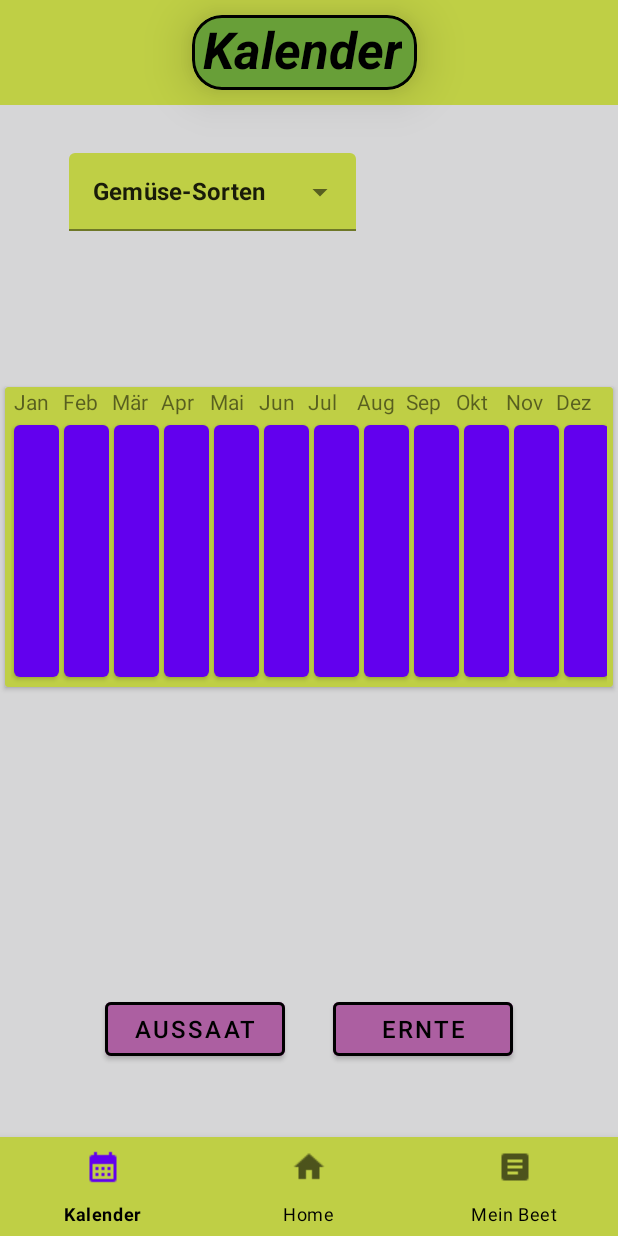
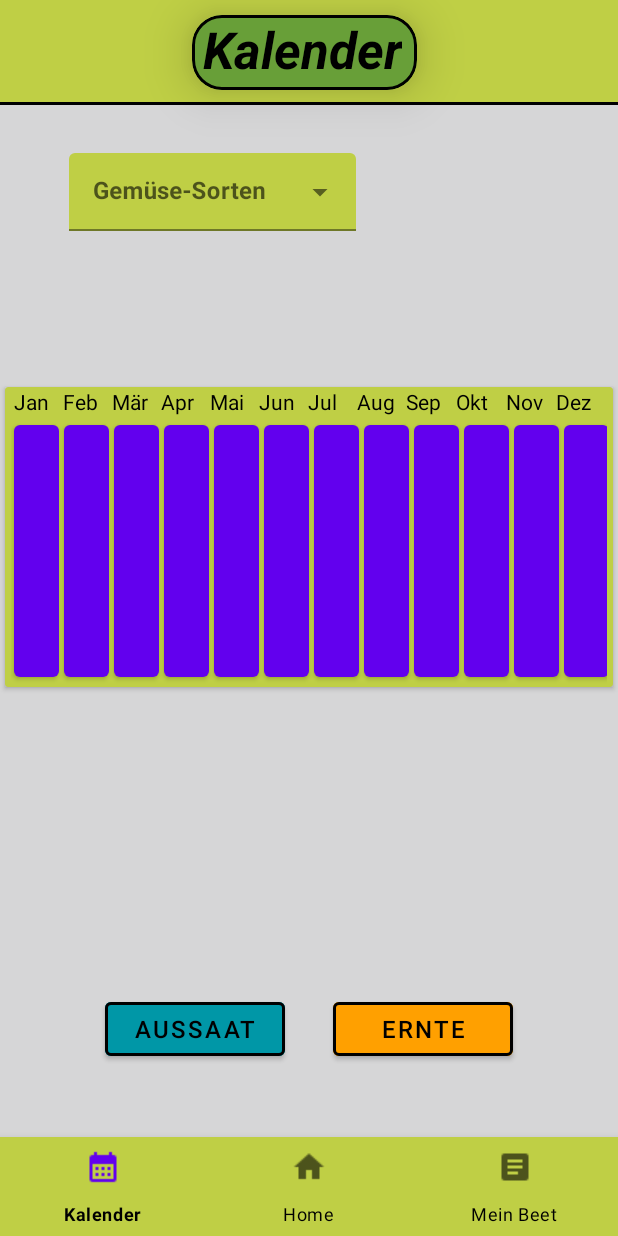
Before and after one commit to MarcoWeinmann/Gartenzwerg, an Android app: the KalenderFragment screen opened through its navigation route, on a phone screen of 412 x 824 dp. Run offline under Robolectric (Android 15) with nearby library versions, the phone set to English and light mode, and no system bars; our stand-ins replace Room's generated code, data binding, navigation-ui; 1 statement that could not run was skipped.

Commit message:
kalender funktion fertig aber noch nicht perfekt splashscreen = FAIL

```diff
--- a/app/src/main/java/de/syntaxinstitut/gartenzwerg/MainViewModel.kt
+++ b/app/src/main/java/de/syntaxinstitut/gartenzwerg/MainViewModel.kt
@@ -61,7 +61,7 @@ class MainViewModel(application: Application) : AndroidViewModel(application) {
         }
     }
 
-    //funktion für mein bett
+    //funktion für mein beet
     //soll die fläche ausrechnen und an Hand von Pflanzen/m2 sagen wieviel Pflanzen der im dropdown
     //ausgewählten Pflanze auf das Beet passen und in tvErgebniss anzeigen
     //länge mal breite geteilt durch pflanzen/m2
--- a/app/src/main/java/de/syntaxinstitut/gartenzwerg/ui/detail/DetailFragment.kt
+++ b/app/src/main/java/de/syntaxinstitut/gartenzwerg/ui/detail/DetailFragment.kt
@@ -54,6 +54,8 @@ class DetailFragment : Fragment() {
 
     override fun onViewCreated(view: View, savedInstanceState: Bundle?) {
 
+        //Substring für int zu string anzeige
+
         viewmodel.pflanzen.observe(
             viewLifecycleOwner,
             Observer {list ->
--- a/app/src/main/res/layout/fragment_kalender.xml
+++ b/app/src/main/res/layout/fragment_kalender.xml
@@ -42,7 +42,18 @@
                 app:layout_constraintStart_toStartOf="parent"
                 app:layout_constraintTop_toTopOf="parent" />
 
+            <View
+                android:layout_width="match_parent"
+                android:layout_height="2dp"
+                android:background="@color/black"
+                app:layout_constraintBottom_toBottomOf="@+id/toolbar"
+                app:layout_constraintEnd_toEndOf="parent"
+                app:layout_constraintStart_toStartOf="parent">
+
+            </View>
+
             <com.google.android.material.textfield.TextInputLayout
+                android:id="@+id/textInputLayout"
                 style="@style/Widget.MaterialComponents.TextInputLayout.FilledBox.ExposedDropdownMenu"
                 android:layout_width="191dp"
                 android:layout_height="52dp"
@@ -60,10 +71,10 @@
                     android:layout_width="match_parent"
                     android:layout_height="wrap_content"
                     android:layout_weight="1"
+                    android:hint="Gemüse-Sorten"
                     android:inputType="none"
                     android:paddingTop="16dp"
                     android:paddingBottom="16dp"
-                    android:text="Gemüse-Sorten"
                     android:textSize="16sp"
                     android:textStyle="bold" />
 
@@ -71,6 +82,7 @@
             </com.google.android.material.textfield.TextInputLayout>
 
             <com.google.android.material.card.MaterialCardView
+                android:id="@+id/materialCardView2"
                 android:layout_width="150dp"
                 android:layout_height="50dp"
                 android:layout_marginStart="128dp"
@@ -109,7 +121,7 @@
                 android:layout_marginStart="80dp"
                 android:layout_marginEnd="16dp"
                 android:layout_marginBottom="48dp"
-                android:backgroundTint="@color/buttonlila"
+                android:backgroundTint="@color/kalendergrün"
                 android:text="Aussaat"
                 android:textColor="@color/black"
                 android:textSize="16sp"
@@ -127,7 +139,7 @@
                 android:layout_marginStart="16dp"
                 android:layout_marginEnd="80dp"
                 android:layout_marginBottom="48dp"
-                android:backgroundTint="@color/buttonlila"
+                android:backgroundTint="@color/orange"
                 android:text="Ernte"
                 android:textColor="@color/black"
                 android:textSize="16sp"
@@ -166,84 +178,96 @@
                             android:layout_height="wrap_content"
                             android:layout_marginLeft="2dp"
                             android:layout_weight=".83"
-                            android:text="Jan" />
+                            android:text="Jan"
+                            android:textColor="@color/black" />
 
                         <TextView
                             android:id="@+id/textView7"
                             android:layout_width="0dp"
                             android:layout_height="wrap_content"
+                            android:layout_weight=".83"
                             android:text="Feb"
-                            android:layout_weight=".83"/>
+                            android:textColor="@color/black" />
 
                         <TextView
                             android:id="@+id/textView6"
                             android:layout_width="0dp"
                             android:layout_height="wrap_content"
+                            android:layout_weight=".83"
                             android:text="Mär"
-                            android:layout_weight=".83"/>
+                            android:textColor="@color/black" />
 
                         <TextView
                             android:id="@+id/textView9"
                             android:layout_width="0dp"
                             android:layout_height="wrap_content"
+                            android:layout_weight=".83"
                             android:text="Apr"
-                            android:layout_weight=".83"/>
+                            android:textColor="@color/black" />
 
                         <TextView
                             android:id="@+id/textView8"
                             android:layout_width="0dp"
                             android:layout_height="wrap_content"
+                            android:layout_weight=".83"
                             android:text="Mai"
-                            android:layout_weight=".83"/>
+                            android:textColor="@color/black" />
 
                         <TextView
                             android:id="@+id/textView12"
                             android:layout_width="0dp"
                             android:layout_height="wrap_content"
+                            android:layout_weight=".83"
                             android:text="Jun"
-                            android:layout_weight=".83"/>
+                            android:textColor="@color/black" />
 
                         <TextView
                             android:id="@+id/textView11"
                             android:layout_width="0dp"
                             android:layout_height="wrap_content"
+                            android:layout_weight=".83"
                             android:text="Jul"
-                            android:layout_weight=".83"/>
+                            android:textColor="@color/black" />
 
                         <TextView
                             android:id="@+id/textView13"
                             android:layout_width="0dp"
                             android:layout_height="wrap_content"
+                            android:layout_weight=".83"
                             android:text="Aug"
-                            android:layout_weight=".83"/>
+                            android:textColor="@color/black" />
 
                         <TextView
                             android:id="@+id/textView14"
                             android:layout_width="0dp"
                             android:layout_height="wrap_content"
+                            android:layout_weight=".83"
                             android:text="Sep"
-                            android:layout_weight=".83"/>
+                            android:textColor="@color/black" />
 
                         <TextView
                             android:id="@+id/textView15"
                             android:layout_width="0dp"
                             android:layout_height="wrap_content"
+                            android:layout_weight=".83"
                             android:text="Okt"
-                            android:layout_weight=".83"/>
+                            android:textColor="@color/black" />
 
                         <TextView
                             android:id="@+id/textView16"
                             android:layout_width="0dp"
                             android:layout_height="wrap_content"
+                            android:layout_weight=".83"
                             android:text="Nov"
-                            android:layout_weight=".83"/>
+                            android:textColor="@color/black" />
 
                         <TextView
                             android:id="@+id/textView17"
                             android:layout_width="0dp"
                             android:layout_height="wrap_content"
+                            android:layout_weight=".83"
                             android:text="Dez"
-                            android:layout_weight=".83"/>
+                            android:textColor="@color/black" />
 
                     </TableRow>
 
@@ -265,7 +289,7 @@
                             android:layout_marginRight="3dp" />
 
                         <Button
-                            android:id="@+id/bMär"
+                            android:id="@+id/bMar"
                             android:layout_width="30dp"
                             android:layout_height="180dp"
                             android:layout_marginRight="3dp" />
--- a/app/src/main/res/navigation/nav_graph.xml
+++ b/app/src/main/res/navigation/nav_graph.xml
@@ -3,7 +3,7 @@
     xmlns:app="http://schemas.android.com/apk/res-auto"
     xmlns:tools="http://schemas.android.com/tools"
     android:id="@+id/nav_graph"
-    app:startDestination="@id/loginFragment">
+    app:startDestination="@id/splashScreenFragment">
 
     <fragment
         android:id="@+id/homeFragment"
@@ -78,7 +78,7 @@
         android:id="@+id/splashScreenFragment"
         android:name="de.syntaxinstitut.gartenzwerg.SplashScreenFragment"
         android:label="fragment_splash_screen"
-        tools:layout="@layout/fragment_splash_screen" >
+        tools:layout="@layout/fragment_splash_screen">
         <action
             android:id="@+id/action_splashScreenFragment_to_loginFragment"
             app:destination="@id/loginFragment" />
--- a/app/src/main/res/values/colors.xml
+++ b/app/src/main/res/values/colors.xml
@@ -10,5 +10,7 @@
     <color name="apfelgrün">#BFCF45</color>
     <color name="buttonlila">#AC5FA1</color>
     <color name="clickedGreen">#689F38</color>
+    <color name="orange">#FFA000</color>
+    <color name="kalendergrün">#0097A7</color>
 
 </resources>
```
Also changed, not shown: app/src/main/java/de/syntaxinstitut/gartenzwerg/SplashScreenFragment.kt (+13 -36 lines), app/src/main/java/de/syntaxinstitut/gartenzwerg/ui/kalender/KalenderFragment.kt (+69 -4 lines), app/src/main/res/layout/fragment_splash_screen.xml (+10 -8 lines), app/src/main/res/drawable/gartenzwerg_logo2.png (added), app/src/main/res/drawable/gartenzwerg_logo3.png (added), app/src/main/res/drawable/gartenzwerg_logo_notext.png (added).
